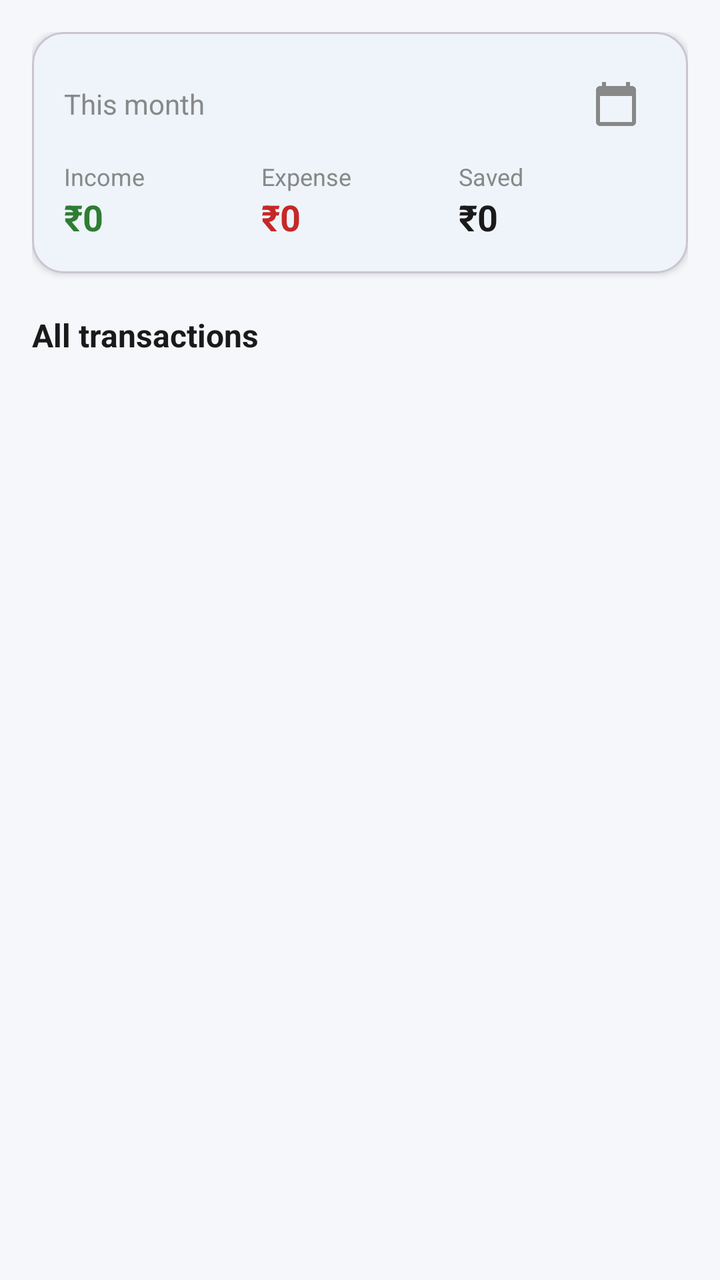
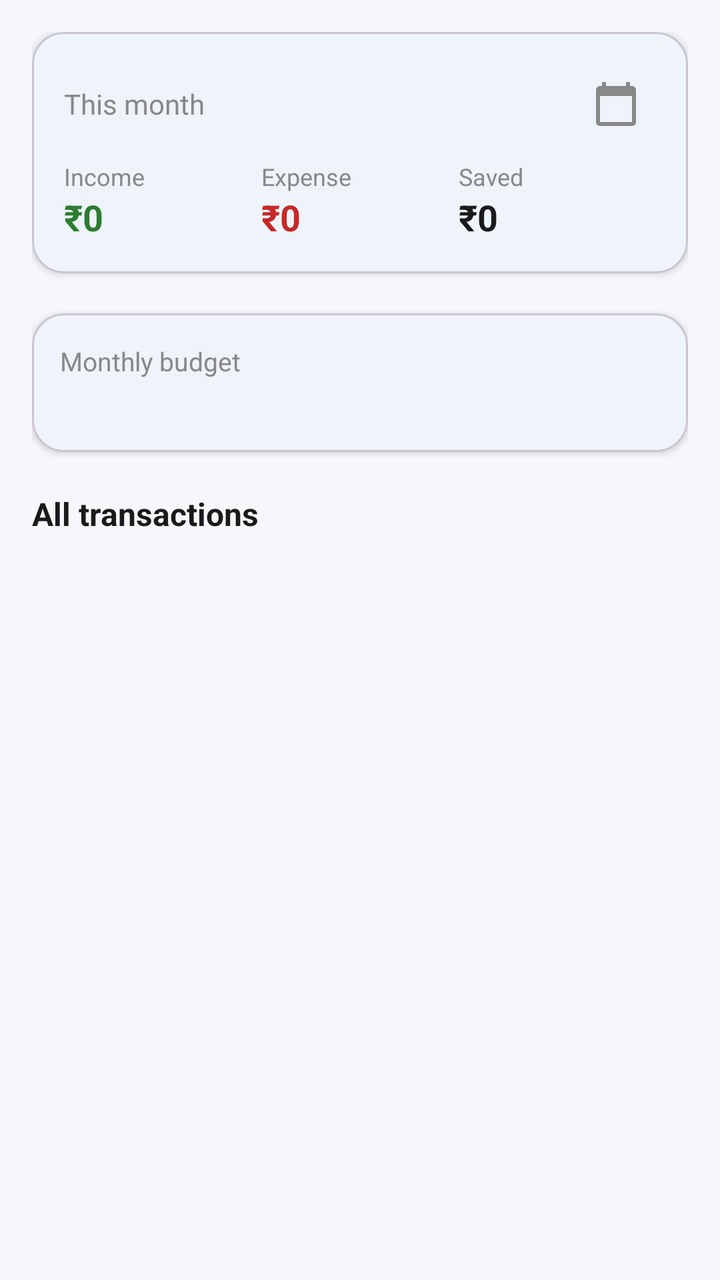

Screens rendered from an Android XML layout before and after an edit, with the pre-edit source and the edit as a unified diff.
<!-- AndroidManifest.xml: application theme Theme.SmartSpend -->
<!-- res/layout/fragment_transactions.xml -->
<?xml version="1.0" encoding="utf-8"?>
<LinearLayout xmlns:android="http://schemas.android.com/apk/res/android"
    xmlns:app="http://schemas.android.com/apk/res-auto"
    android:layout_width="match_parent"
    android:layout_height="match_parent"
    android:orientation="vertical"
    android:padding="16dp">

    <com.google.android.material.card.MaterialCardView
        android:layout_width="match_parent"
        android:layout_height="wrap_content"
        android:layout_marginBottom="20dp"
        app:cardBackgroundColor="@color/sm_surface"
        app:cardCornerRadius="16dp"
        app:cardElevation="2dp">

        <LinearLayout
            android:layout_width="match_parent"
            android:layout_height="wrap_content"
            android:orientation="vertical"
            android:padding="16dp">

            <LinearLayout
                android:layout_width="match_parent"
                android:layout_height="wrap_content"
                android:layout_marginBottom="8dp"
                android:gravity="center_vertical"
                android:orientation="horizontal">

                <TextView
                    android:id="@+id/tvPeriod"
                    android:layout_width="0dp"
                    android:layout_height="wrap_content"
                    android:layout_weight="1"
                    android:text="This month"
                    android:textColor="@color/sm_text_secondary"
                    android:textSize="14sp" />

                <TextView
                    android:id="@+id/tvResetPeriod"
                    android:layout_width="wrap_content"
                    android:layout_height="wrap_content"
                    android:background="?attr/selectableItemBackground"
                    android:padding="8dp"
                    android:text="Reset"
                    android:textColor="@color/sm_primary"
                    android:textSize="13sp"
                    android:visibility="gone" />

                <ImageButton
                    android:id="@+id/btnCalendar"
                    android:layout_width="40dp"
                    android:layout_height="40dp"
                    android:background="?attr/selectableItemBackgroundBorderless"
                    android:contentDescription="Pick dates"
                    android:padding="8dp"
                    android:src="@drawable/ic_calendar" />

            </LinearLayout>

            <LinearLayout
                android:layout_width="match_parent"
                android:layout_height="wrap_content"
                android:orientation="horizontal">

                <LinearLayout
                    android:layout_width="0dp"
                    android:layout_height="wrap_content"
                    android:layout_weight="1"
                    android:orientation="vertical">

                    <TextView
                        android:layout_width="wrap_content"
                        android:layout_height="wrap_content"
                        android:text="Income"
                        android:textColor="@color/sm_text_secondary"
                        android:textSize="12sp" />

                    <TextView
                        android:id="@+id/tvMonthIncome"
                        android:layout_width="wrap_content"
                        android:layout_height="wrap_content"
                        android:text="₹0"
                        android:textColor="@color/sm_income"
                        android:textSize="18sp"
                        android:textStyle="bold" />
                </LinearLayout>

                <LinearLayout
                    android:layout_width="0dp"
                    android:layout_height="wrap_content"
                    android:layout_weight="1"
                    android:orientation="vertical">

                    <TextView
                        android:layout_width="wrap_content"
                        android:layout_height="wrap_content"
                        android:text="Expense"
                        android:textColor="@color/sm_text_secondary"
                        android:textSize="12sp" />

                    <TextView
                        android:id="@+id/tvMonthExpense"
                        android:layout_width="wrap_content"
                        android:layout_height="wrap_content"
                        android:text="₹0"
                        android:textColor="@color/sm_expense"
                        android:textSize="18sp"
                        android:textStyle="bold" />
                </LinearLayout>

                <LinearLayout
                    android:layout_width="0dp"
                    android:layout_height="wrap_content"
                    android:layout_weight="1"
                    android:orientation="vertical">

                    <TextView
                        android:layout_width="wrap_content"
                        android:layout_height="wrap_content"
                        android:text="Saved"
                        android:textColor="@color/sm_text_secondary"
                        android:textSize="12sp" />

                    <TextView
                        android:id="@+id/tvMonthSaved"
                        android:layout_width="wrap_content"
                        android:layout_height="wrap_content"
                        android:text="₹0"
                        android:textColor="@color/sm_text_primary"
                        android:textSize="18sp"
                        android:textStyle="bold" />
                </LinearLayout>

            </LinearLayout>

        </LinearLayout>

    </com.google.android.material.card.MaterialCardView>

    <LinearLayout
        android:layout_width="match_parent"
        android:layout_height="wrap_content"
        android:layout_marginBottom="8dp"
        android:gravity="center_vertical"
        android:orientation="horizontal">

        <TextView
            android:layout_width="0dp"
            android:layout_height="wrap_content"
            android:layout_weight="1"
            android:text="All transactions"
            android:textColor="@color/sm_text_primary"
            android:textSize="16sp"
            android:textStyle="bold" />

        <TextView
            android:id="@+id/tvSectionCount"
            android:layout_width="wrap_content"
            android:layout_height="wrap_content"
            android:textColor="@color/sm_text_secondary"
            android:textSize="13sp" />

    </LinearLayout>

    <TextView
        android:id="@+id/tvEmptyState"
        android:layout_width="match_parent"
        android:layout_height="0dp"
        android:layout_weight="1"
        android:gravity="center"
        android:text="No transactions yet.&#10;Tap the + button to add your first one!"
        android:textColor="@color/sm_text_secondary"
        android:textSize="16sp"
        android:visibility="gone" />

    <androidx.recyclerview.widget.RecyclerView
        android:id="@+id/rvTransactions"
        android:layout_width="match_parent"
        android:layout_height="0dp"
        android:layout_weight="1"
        android:clipToPadding="false"
        android:paddingBottom="40dp" />

</LinearLayout>
<!-- resources referenced by this layout -->
<resources>
  <color name="sm_expense">#C62828</color>
  <color name="sm_income">#2E7D32</color>
  <color name="sm_primary">#1565C0</color>
  <color name="sm_surface">#FFFFFF</color>
  <color name="sm_text_primary">#1A1A1A</color>
  <color name="sm_text_secondary">#888888</color>
  <!-- drawable ic_calendar (drawable) -->
  <vector xmlns:android="http://schemas.android.com/apk/res/android"
      android:width="24dp"
      android:height="24dp"
      android:viewportWidth="24"
      android:viewportHeight="24"
      android:tint="?attr/colorControlNormal">
      <path
          android:fillColor="#FF000000"
          android:pathData="M20,3h-1V1h-2v2H7V1H5v2H4c-1.1,0 -2,0.9 -2,2v16c0,1.1 0.9,2 2,2h16c1.1,0 2,-0.9 2,-2V5c0,-1.1 -0.9,-2 -2,-2zM20,21H4V8h16v13z" />
  </vector>
  <style name="Theme.SmartSpend" parent="Base.Theme.SmartSpend" />
  <style name="Base.Theme.SmartSpend" parent="Theme.Material3.DayNight.NoActionBar">
          <item name="colorPrimary">@color/sm_primary</item>
          <item name="colorOnPrimary">@color/sm_on_primary</item>
          <item name="android:colorBackground">@color/sm_background</item>
          <item name="colorSurface">@color/sm_surface</item>
          <item name="colorOnSurface">@color/sm_text_primary</item>
          <item name="colorOnBackground">@color/sm_text_primary</item>
          <item name="android:textColorPrimary">@color/sm_text_primary</item>
          <item name="android:textColorSecondary">@color/sm_text_secondary</item>
          <item name="android:textColorHint">@color/sm_text_hint</item>
      </style>
  <color name="sm_on_primary">#FFFFFF</color>
  <color name="sm_background">#F5F7FA</color>
  <color name="sm_text_hint">#9E9E9E</color>
</resources>

<!-- the commit's change to res/layout/fragment_transactions.xml (unified diff, before → after) -->
@@ -138,6 +138,67 @@
 
     </com.google.android.material.card.MaterialCardView>
 
+    <com.google.android.material.card.MaterialCardView
+        android:id="@+id/cardBudget"
+        android:layout_width="match_parent"
+        android:layout_height="wrap_content"
+        android:layout_marginBottom="20dp"
+        android:clickable="true"
+        android:focusable="true"
+        app:cardBackgroundColor="@color/sm_surface"
+        app:cardCornerRadius="16dp"
+        app:cardElevation="2dp">
+
+        <LinearLayout
+            android:layout_width="match_parent"
+            android:layout_height="wrap_content"
+            android:orientation="vertical"
+            android:padding="14dp">
+
+            <LinearLayout
+                android:layout_width="match_parent"
+                android:layout_height="wrap_content"
+                android:orientation="horizontal">
+
+                <TextView
+                    android:layout_width="0dp"
+                    android:layout_height="wrap_content"
+                    android:layout_weight="1"
+                    android:text="Monthly budget"
+                    android:textColor="@color/sm_text_secondary"
+                    android:textSize="13sp" />
+
+                <TextView
+                    android:id="@+id/tvHomeBudgetAmount"
+                    android:layout_width="wrap_content"
+                    android:layout_height="wrap_content"
+                    android:textColor="@color/sm_text_primary"
+                    android:textSize="14sp"
+                    android:textStyle="bold" />
+
+            </LinearLayout>
+
+            <com.google.android.material.progressindicator.LinearProgressIndicator
+                android:id="@+id/progressHomeBudget"
+                android:layout_width="match_parent"
+                android:layout_height="wrap_content"
+                android:layout_marginTop="8dp"
+                android:visibility="gone"
+                app:trackColor="@color/sm_border"
+                app:trackCornerRadius="5dp"
+                app:trackThickness="10dp" />
+
+            <TextView
+                android:id="@+id/tvHomeBudgetHint"
+                android:layout_width="wrap_content"
+                android:layout_height="wrap_content"
+                android:layout_marginTop="6dp"
+                android:textSize="12sp" />
+
+        </LinearLayout>
+
+    </com.google.android.material.card.MaterialCardView>
+
     <LinearLayout
         android:layout_width="match_parent"
         android:layout_height="wrap_content"
<!-- resource entries referenced after the edit -->
@@ -1,5 +1,6 @@
 <!-- resources referenced by this layout -->
 <resources>
+  <color name="sm_border">#E0E0E0</color>
   <color name="sm_expense">#C62828</color>
   <color name="sm_income">#2E7D32</color>
   <color name="sm_primary">#1565C0</color>
